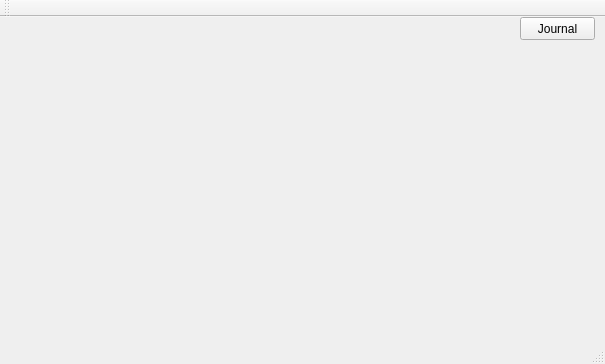
Old version of the form mainwindow.ui in the repository taskmanager11/task1.
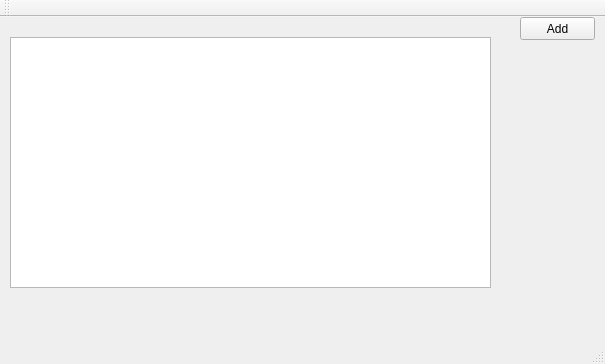
New version of the form.

Diff of the .ui file:
```diff
--- a/mainwindow.ui
+++ b/mainwindow.ui
@@ -24,7 +24,17 @@
      </rect>
     </property>
     <property name="text">
-     <string>Journal</string>
+     <string>Add</string>
+    </property>
+   </widget>
+   <widget class="QTableView" name="tableView">
+    <property name="geometry">
+     <rect>
+      <x>10</x>
+      <y>20</y>
+      <width>481</width>
+      <height>251</height>
+     </rect>
     </property>
    </widget>
   </widget>
```
Left out of the diff: 2 changed lines with no effect on the pictures.
